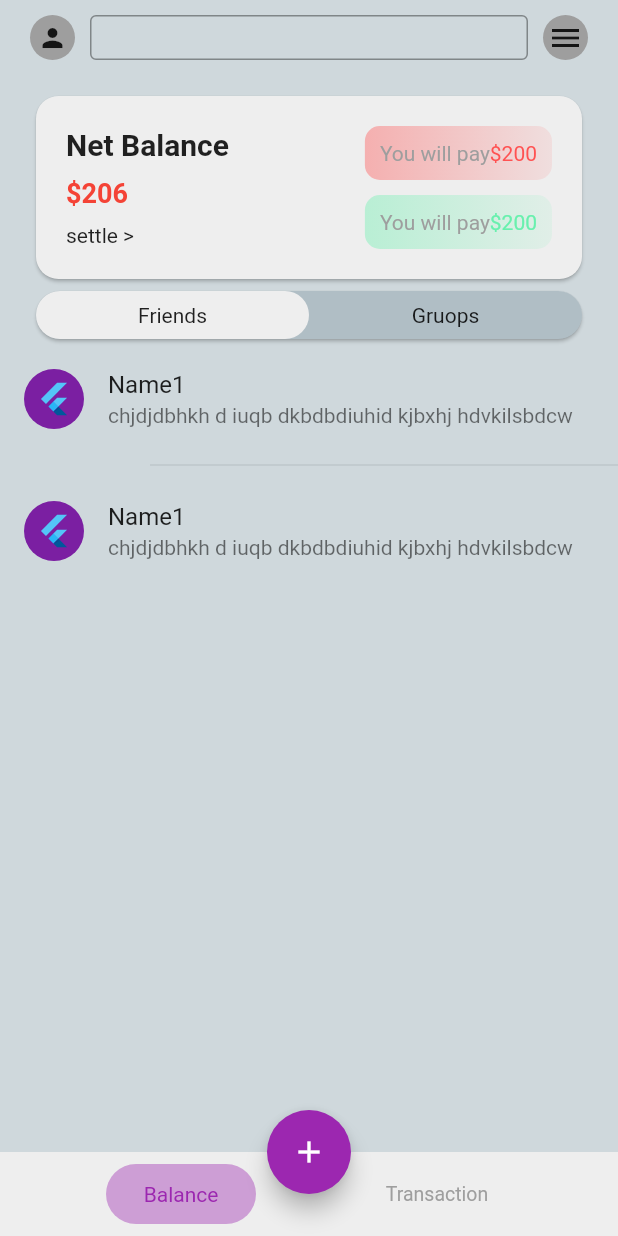
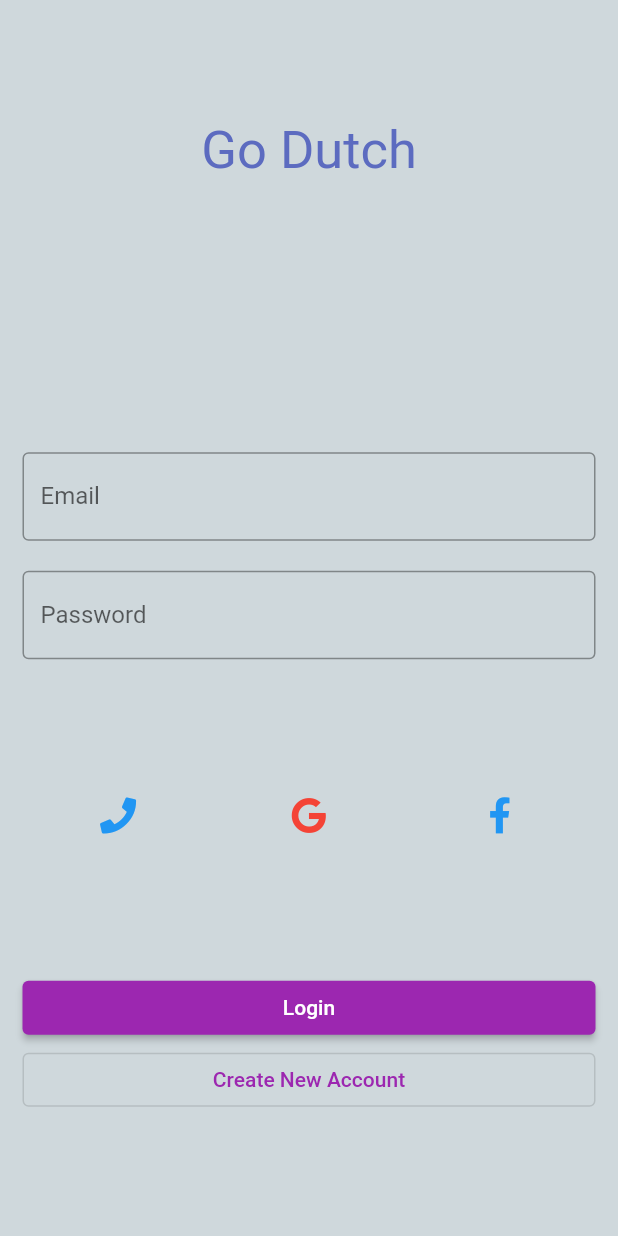
Before and after one commit to iamudesharma/go-dutch-clone, a Flutter app: the screen it shows after launch, on a phone screen of 412 x 824 dp. Run offline on Flutter 3.47's test engine with Material 2 defaults, Android fonts, the phone set to English and light mode, and no system bars; our stand-ins replace contacts_service, firebase_auth, firebase_core, font_awesome_flutter, get, google_fonts and 2 more; missing offline and left inert: flutter_facebook_auth; accounts and stored records are empty.

Commit message:
login features

```diff
--- a/analysis_options.yaml
+++ b/analysis_options.yaml
@@ -22,7 +22,7 @@ linter:
   # `// ignore_for_file: name_of_lint` syntax on the line or in the file
   # producing the lint.
   rules:
-    # avoid_print: false  # Uncomment to disable the `avoid_print` rule
+    avoid_print: false  # Uncomment to disable the `avoid_print` rule
     # prefer_single_quotes: true  # Uncomment to enable the `prefer_single_quotes` rule
 
 # Additional information about this file can be found at
--- /dev/null
+++ b/lib/controller/login_controller.dart
@@ -0,0 +1,82 @@
+import 'package:firebase_auth/firebase_auth.dart';
+import 'package:flutter/cupertino.dart';
+import 'package:flutter_facebook_auth/flutter_facebook_auth.dart';
+import 'package:get/get.dart';
+import 'package:google_sign_in/google_sign_in.dart';
+
+class LoginController extends GetxController {
+  late TextEditingController emailController;
+  late TextEditingController passwordController;
+
+  Rxn<User> user = Rxn<User>();
+
+  FirebaseAuth auth = FirebaseAuth.instance;
+
+  @override
+  void onInit() {
+    emailController = TextEditingController();
+    passwordController = TextEditingController();
+    authState();
+    super.onInit();
+  }
+
+  void authState() async {
+    FirebaseAuth.instance.authStateChanges().listen((event) {
+      if (event == null) {
+        print('User not found');
+      } else {
+        user.value = event;
+      }
+    });
+  }
+
+  Future<User?> login(String email, String password) async {
+    try {
+      UserCredential userCredential =
+          await FirebaseAuth.instance.signInWithEmailAndPassword(
+        email: email,
+        password: password,
+      );
+      return userCredential.user;
+    } on FirebaseAuthException catch (e) {
+      if (e.code == 'user-not-found') {
+        print('No user found for that email.');
+      } else if (e.code == 'wrong-password') {
+        print('Wrong password provided for that user.');
+      }
+    }
+  }
+
+  //flutter_facebook_auth: ^1.0.0
+
+  Future<UserCredential> signInWithFacebook() async {
+    // Trigger the sign-in flow
+    final LoginResult result = await FacebookAuth.instance.login();
+
+    // Create a credential from the access token
+    final OAuthCredential facebookAuthCredential =
+        FacebookAuthProvider.credential(result.accessToken!.token);
+
+    // Once signed in, return the UserCredential
+    return await FirebaseAuth.instance
+        .signInWithCredential(facebookAuthCredential);
+  }
+
+  Future<UserCredential> signInWithGoogle() async {
+    final GoogleSignInAccount? googleUser = await GoogleSignIn().signIn();
+
+    final GoogleSignInAuthentication googleAuth =
+        await googleUser!.authentication;
+
+    final OAuthCredential credential = GoogleAuthProvider.credential(
+      accessToken: googleAuth.accessToken,
+      idToken: googleAuth.idToken,
+    );
+
+    return await FirebaseAuth.instance.signInWithCredential(credential);
+  }
+
+  Future<void> logOut() async {
+    await FirebaseAuth.instance.signOut();
+  }
+}
--- a/lib/main.dart
+++ b/lib/main.dart
@@ -1,14 +1,21 @@
+import 'package:firebase_core/firebase_core.dart';
 import 'package:flutter/material.dart';
 import 'package:get/get.dart';
+import 'package:go_dutch_clone/controller/contact_controller.dart';
 import 'package:go_dutch_clone/controller/controller.dart';
+import 'package:go_dutch_clone/controller/login_controller.dart';
 import 'package:go_dutch_clone/pages/add_people_page.dart';
 import 'package:go_dutch_clone/pages/edit_profile_page.dart';
+import 'package:go_dutch_clone/pages/login_page.dart';
 import 'package:go_dutch_clone/pages/main_page.dart';
 import 'package:google_fonts/google_fonts.dart';
 
-void main() {
+void main() async {
   WidgetsFlutterBinding.ensureInitialized();
+  await Firebase.initializeApp();
   Get.put(MainPageController());
+  Get.put(ContactController());
+  Get.put(LoginController());
   runApp(const MyApp());
 }
 
@@ -25,7 +32,10 @@ class MyApp extends StatelessWidget {
         primarySwatch: Colors.purple,
         textTheme: GoogleFonts.aBeeZeeTextTheme(),
       ),
-      home: const MyHomePage(title: 'Flutter Demo Home Page'),
+      // home: const MyHomePage(title: 'Flutter Demo Home Page'),
+      home: Get.find<LoginController>().auth.currentUser == null
+          ? const LoginPage()
+          : const MyHomePage(title: 'Go Dutch App'),
     );
   }
 }
@@ -41,6 +51,7 @@ class MyHomePage extends StatefulWidget {
 
 class _MyHomePageState extends State<MyHomePage> {
   final controller = Get.find<MainPageController>();
+  final userController = Get.find<LoginController>();
 
   @override
   void initState() {
@@ -62,8 +73,10 @@ class _MyHomePageState extends State<MyHomePage> {
                   // mainAxisAlignment: ,
                   crossAxisAlignment: CrossAxisAlignment.start,
                   children: [
-                  const CircleAvatar(
+                    CircleAvatar(
                       radius: 35,
+                      backgroundImage:
+                          NetworkImage(userController.user.value!.photoURL!),
                     ),
                     const SizedBox(
                       width: 10,
@@ -71,8 +84,12 @@ class _MyHomePageState extends State<MyHomePage> {
                     Column(
                       mainAxisAlignment: MainAxisAlignment.spaceAround,
                       children: [
-                      const Text('Your name'),
-                      const Text('Your Phone Number'),
+                        Text(
+                          userController.user.value!.displayName!,
+                        ),
+                        // Text(
+                        //   userController.user.value?.phoneNumber! ?? '',
+                        // ),
                         const Text(
                           "Upi ID not add",
                           style: TextStyle(
@@ -91,7 +108,19 @@ class _MyHomePageState extends State<MyHomePage> {
                       ],
                     ),
                   ],
-              )),
+                ),
+              ),
+              Align(
+                alignment: Alignment.center,
+                child: ElevatedButton(
+                  onPressed: () {
+                    userController.logOut().then((value) => Get.offAll(
+                          () => const LoginPage(),
+                        ));
+                  },
+                  child: const Text('Log Out'),
+                ),
+              )
             ],
           ),
         ),
--- a/lib/pages/balance_page.dart
+++ b/lib/pages/balance_page.dart
@@ -2,6 +2,7 @@ import 'package:flutter/material.dart';
 import 'package:get/get.dart';
 import 'package:get/get_state_manager/src/simple/get_view.dart';
 import 'package:go_dutch_clone/controller/controller.dart';
+import 'package:go_dutch_clone/helper/helpers.dart';
 import 'package:go_dutch_clone/model.dart/data.dart';
 
 class BalancePage extends GetView<MainPageController> {
@@ -16,7 +17,9 @@ class BalancePage extends GetView<MainPageController> {
           padding: const EdgeInsets.symmetric(horizontal: 20.0),
           child: Card(
             shape: RoundedRectangleBorder(
-              borderRadius: BorderRadius.circular(20.0),
+              borderRadius: BorderRadius.circular(
+                Helper.padding,
+              ),
             ),
             color: Colors.blueGrey.shade200,
             child: Row(
@@ -32,13 +35,14 @@ class BalancePage extends GetView<MainPageController> {
                       child: Container(
                           width: context.width * 0.44,
                           decoration: BoxDecoration(
-                              borderRadius: BorderRadius.circular(20.0),
+                              borderRadius:
+                                  BorderRadius.circular(Helper.padding),
                               color: controller.friendandgrouppage.value == 0
                                   ? Colors.grey[200]
                                   : Colors.transparent),
-                          child: const Padding(
-                            padding: EdgeInsets.all(8.0),
-                            child: Center(child: Text('Friends')),
+                          child: Padding(
+                            padding: EdgeInsets.all(Helper.padding / 2),
+                            child: const Center(child: Text('Friends')),
                           )),
                     ),
                   ),
@@ -53,13 +57,13 @@ class BalancePage extends GetView<MainPageController> {
                       child: Container(
                         // width: context.width * 0.435,
                         decoration: BoxDecoration(
-                            borderRadius: BorderRadius.circular(20.0),
+                            borderRadius: BorderRadius.circular(Helper.padding),
                             color: controller.friendandgrouppage.value == 1
                                 ? Colors.grey[200]
                                 : Colors.transparent),
-                        child: const Padding(
-                          padding: EdgeInsets.all(8.0),
-                          child: Center(
+                        child: Padding(
+                          padding: EdgeInsets.all(Helper.padding / 2),
+                          child: const Center(
                             child: Text('Gruops'),
                           ),
                         ),
@@ -93,7 +97,7 @@ class BalanceCardWidget extends StatelessWidget {
   @override
   Widget build(BuildContext context) {
     return Padding(
-      padding: const EdgeInsets.symmetric(horizontal: 20.0),
+      padding: EdgeInsets.symmetric(horizontal: Helper.padding),
       child: Card(
         color: Colors.grey.shade200,
         shape:
--- /dev/null
+++ b/lib/pages/login_page.dart
@@ -0,0 +1,121 @@
+import 'package:flutter/material.dart';
+import 'package:font_awesome_flutter/font_awesome_flutter.dart';
+import 'package:get/get.dart';
+import 'package:go_dutch_clone/controller/login_controller.dart';
+import 'package:go_dutch_clone/helper/helpers.dart';
+import 'package:go_dutch_clone/main.dart';
+
+class LoginPage extends GetView<LoginController> {
+  const LoginPage({Key? key}) : super(key: key);
+
+  @override
+  Widget build(BuildContext context) {
+    return Scaffold(
+      // bottomNavigationBar:,
+      body: SafeArea(
+        child: Padding(
+          padding: const EdgeInsets.symmetric(
+            horizontal: 15,
+            // vertical: 10,
+          ),
+          child: Column(
+            mainAxisAlignment: MainAxisAlignment.spaceEvenly,
+            children: [
+              Center(
+                child: Text(
+                  'Go Dutch',
+                  style: TextStyle(
+                    color: Colors.indigo.shade400,
+                    fontSize: 35,
+                  ),
+                ),
+              ),
+              SizedBox(
+                height: 20,
+              ),
+              Column(
+                children: [
+                  textEditController(
+                    hintText: 'Enter The Email',
+                    label: 'Email',
+                    textEditingController: controller.emailController,
+                  ),
+                  const SizedBox(
+                    height: 20,
+                  ),
+                  textEditController(
+                    hintText: 'Enter The Password',
+                    label: 'Password',
+                    textEditingController: controller.passwordController,
+                  ),
+                ],
+              ),
+              Row(
+                mainAxisAlignment: MainAxisAlignment.spaceAround,
+                children: [
+                  IconButton(
+                    onPressed: () {},
+                    icon: const FaIcon(
+                      FontAwesomeIcons.phone,
+                      color: Colors.blue,
+                    ),
+                  ),
+                  IconButton(
+                      onPressed: () async {
+                        await controller.signInWithGoogle().then((value) =>
+                            Get.off(
+                                () => const MyHomePage(title: 'Go Dutch App')));
+                      },
+                      icon: const FaIcon(
+                        FontAwesomeIcons.google,
+                        color: Colors.red,
+                        semanticLabel: 'Google',
+                      )),
+                  IconButton(
+                      onPressed: () {
+                        controller.signInWithFacebook().then(
+                              (value) => Get.off(
+                                () => const MyHomePage(title: 'Go Dutch App'),
+                              ),
+                            );
+                      },
+                      icon: const FaIcon(
+                        FontAwesomeIcons.facebookF,
+                        color: Colors.blue,
+                      ))
+                ],
+              ),
+              Column(
+                crossAxisAlignment: CrossAxisAlignment.stretch,
+                children: [
+                  ElevatedButton(
+                    onPressed: () {},
+                    child: Text('Login'),
+                  ),
+                  OutlinedButton(
+                    onPressed: () {},
+                    child: Text('Create New Account'),
+                  ),
+                ],
+              )
+            ],
+          ),
+        ),
+      ),
+    );
+  }
+
+  TextField textEditController(
+      {TextEditingController? textEditingController,
+      String? hintText,
+      String? label}) {
+    return TextField(
+      controller: textEditingController,
+      decoration: InputDecoration(
+        border: const OutlineInputBorder(),
+        hintText: hintText,
+        labelText: label,
+      ),
+    );
+  }
+}
```
Also changed, not shown: lib/controller/contact_controller.dart (added, +61 -0 lines), lib/controller/create_new_account_controller.dart (added, +24 -0 lines), lib/helper/helpers.dart (+5 -6 lines), lib/pages/add_new_members.dart (+3 -16 lines), lib/pages/add_people_page.dart (+8 -11 lines), lib/pages/create_expense_page.dart (+9 -9 lines), lib/pages/create_group_expense_page.dart (+6 -16 lines), lib/pages/edit_profile_page.dart (+22 -16 lines), lib/pages/phone_number_login_page.dart (added, +10 -0 lines), pubspec.yaml (+8 -0 lines), lib/pages/create_account_page.dart (added), pubspec.lock, 4 other files. Lines whose indentation alone changed are shown as unchanged.
